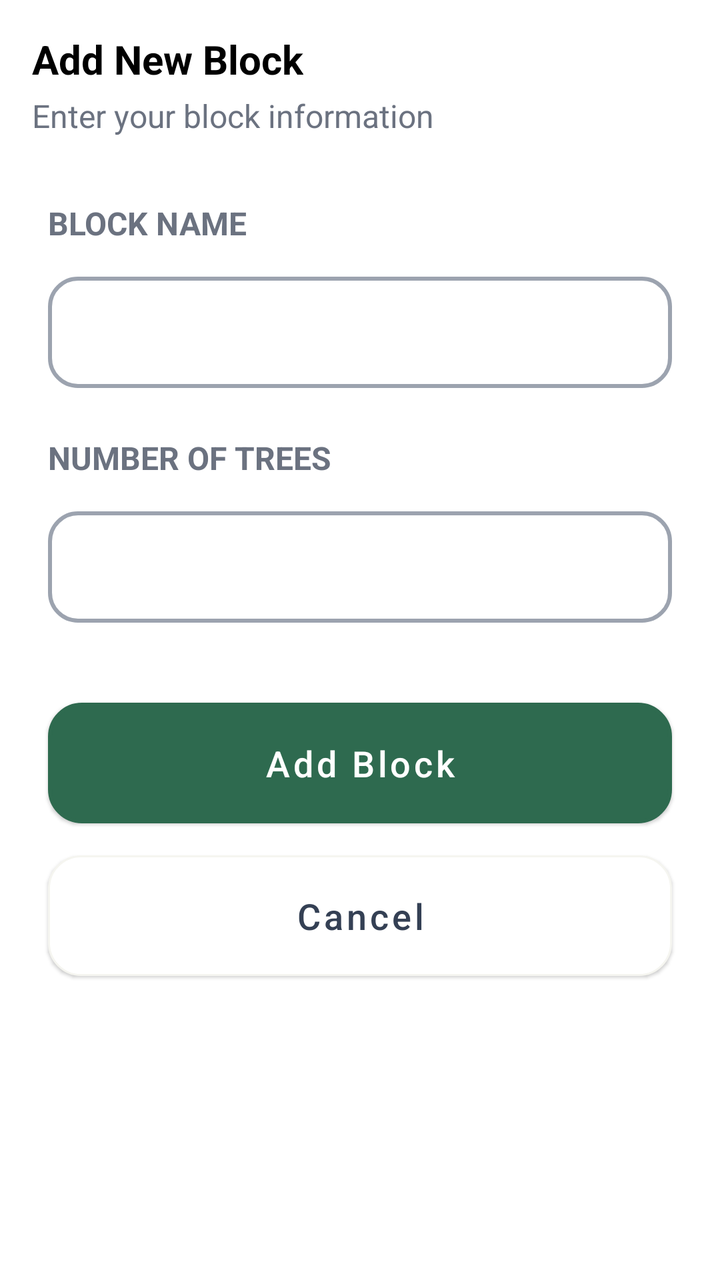
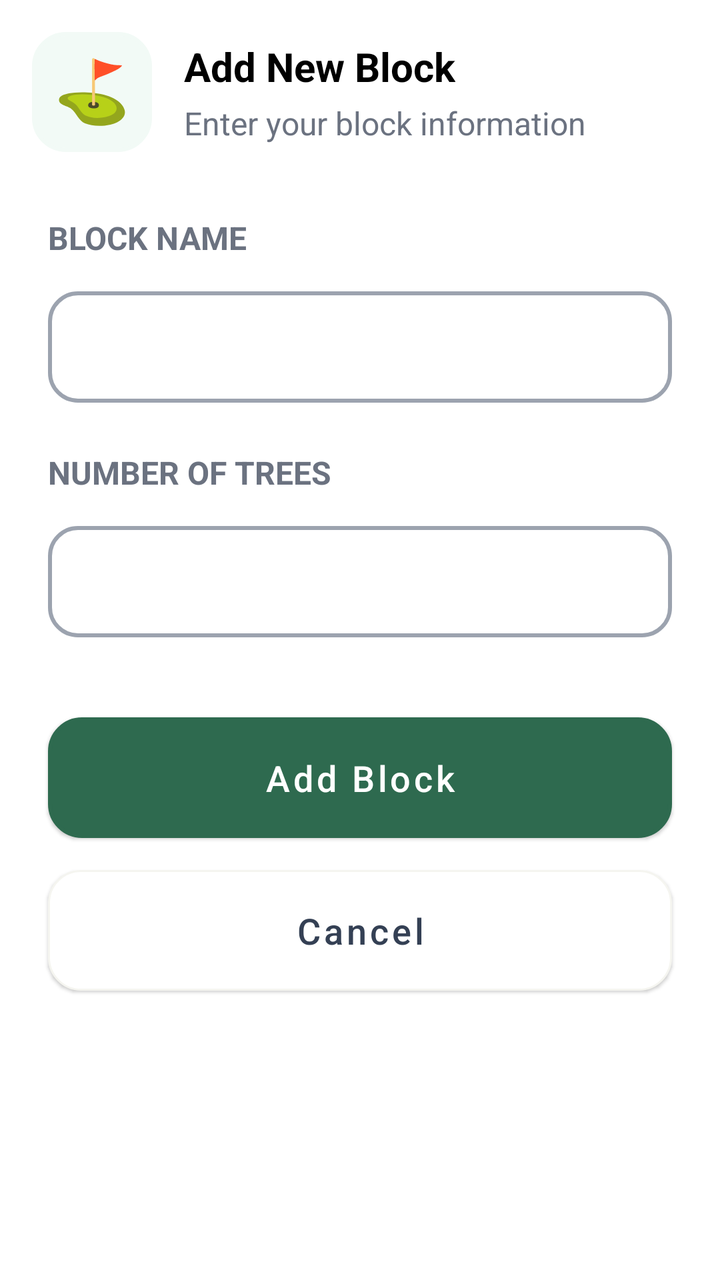

The first picture is an Android layout as it rendered before a commit; the second is the same layout after the commit. The layout source and the unified diff follow.
<!-- AndroidManifest.xml: application theme Theme.Avocado -->
<!-- res/layout/dialog_add_new_block.xml -->
<?xml version="1.0" encoding="utf-8"?>
<LinearLayout xmlns:android="http://schemas.android.com/apk/res/android"
    xmlns:app="http://schemas.android.com/apk/res-auto"
    android:layout_width="match_parent"
    android:layout_height="match_parent"
    android:orientation="vertical"
    android:background="@color/white">

    <androidx.core.widget.NestedScrollView
        android:layout_width="match_parent"
        android:layout_height="0dp"
        android:layout_weight="1"
        android:fillViewport="true">
        <LinearLayout
            android:orientation="vertical"
            android:layout_width="match_parent"
            android:layout_height="match_parent"
            android:padding="16dp">
            <TextView
                android:layout_width="wrap_content"
                android:layout_height="wrap_content"
                android:text="Add New Block"
                android:textSize="20sp"
                android:textColor="@color/black"
                android:textStyle="bold"
                android:layout_marginBottom="4dp"/>
            <TextView
                android:layout_width="wrap_content"
                android:layout_height="wrap_content"
                android:text="Enter your block information"
                android:textSize="16sp"
                android:textColor="@color/slate"
                android:textStyle="normal"
                android:layout_marginBottom="32dp"/>
            <LinearLayout
                android:id="@+id/fragment_record_step_6_chemical_control_linear_layout"
                android:orientation="vertical"
                android:layout_width="match_parent"
                android:layout_height="wrap_content"
                android:layout_marginTop="0dp"
                android:padding="0dp">
                <TextView
                    android:layout_width="wrap_content"
                    android:layout_height="wrap_content"
                    android:text="BLOCK NAME"
                    android:textSize="16sp"
                    android:textColor="@color/slate"
                    android:textStyle="bold"
                    android:layout_marginStart="8dp"
                    android:layout_marginEnd="8dp"
                    android:layout_marginTop="0dp"
                    android:layout_marginBottom="8dp"/>
                <com.google.android.material.textfield.TextInputLayout
                    style="@style/Widget.MaterialComponents.TextInputLayout.OutlinedBox"
                    android:layout_width="match_parent"
                    android:layout_height="wrap_content"
                    android:layout_margin="8dp"
                    app:hintEnabled="false"
                    android:background="@null">
                    <com.google.android.material.textfield.TextInputEditText
                        android:id="@+id/dialog_add_new_block_block_name_edit_text"
                        android:layout_width="match_parent"
                        android:layout_height="wrap_content"
                        android:inputType="text"
                        android:background="@drawable/text_input_background_1"
                        android:textColor="@color/edit_text_color"
                        android:textSize="16sp" />
                </com.google.android.material.textfield.TextInputLayout>
                <TextView
                    android:layout_width="wrap_content"
                    android:layout_height="wrap_content"
                    android:text="NUMBER OF TREES"
                    android:textSize="16sp"
                    android:textColor="@color/slate"
                    android:textStyle="bold"
                    android:layout_marginStart="8dp"
                    android:layout_marginEnd="8dp"
                    android:layout_marginTop="16dp"
                    android:layout_marginBottom="8dp"/>
                <com.google.android.material.textfield.TextInputLayout
                    style="@style/Widget.MaterialComponents.TextInputLayout.OutlinedBox"
                    android:layout_width="match_parent"
                    android:layout_height="wrap_content"
                    android:layout_margin="8dp"
                    app:hintEnabled="false"
                    android:background="@null">
                    <com.google.android.material.textfield.TextInputEditText
                        android:id="@+id/dialog_add_new_block_number_of_trees_edit_text"
                        android:layout_width="match_parent"
                        android:layout_height="wrap_content"
                        android:inputType="number"
                        android:background="@drawable/text_input_background_1"
                        android:textColor="@color/edit_text_color"
                        android:textSize="16sp" />
                </com.google.android.material.textfield.TextInputLayout>
            </LinearLayout>
            <Button
                android:id="@+id/dialog_add_new_block_add_button"
                style="@style/Widget.MaterialComponents.Button.UnelevatedButton"
                android:layout_width="match_parent"
                android:layout_height="wrap_content"
                android:layout_marginStart="8dp"
                android:layout_marginEnd="8dp"
                android:layout_marginTop="32dp"
                android:layout_marginBottom="8dp"
                android:padding="12dp"
                app:backgroundTint="@null"
                android:text="Add Block"
                android:textSize="18sp"
                android:textColor="@color/white"
                android:textAllCaps="false"
                app:cornerRadius="16dp"
                android:elevation="1dp"
                android:background="@drawable/button_background_3"
                android:foreground="@drawable/custom_ripple_1"/>
            <Button
                android:id="@+id/dialog_add_new_block_cancel_button"
                style="@style/Widget.MaterialComponents.Button.UnelevatedButton"
                android:layout_width="match_parent"
                android:layout_height="wrap_content"
                android:layout_marginStart="8dp"
                android:layout_marginEnd="8dp"
                android:layout_marginTop="8dp"
                android:layout_marginBottom="16dp"
                android:padding="12dp"
                android:text="Cancel"
                android:textAllCaps="false"
                android:textColor="#344054"
                android:textSize="18sp"
                app:backgroundTint="@null"
                app:cornerRadius="16dp"
                android:elevation="1dp"
                android:background="@drawable/button_background_4"
                android:foreground="@drawable/custom_ripple_1"/>
        </LinearLayout>
    </androidx.core.widget.NestedScrollView>
</LinearLayout>
<!-- resources referenced by this layout -->
<resources>
  <color name="black">#FF000000</color>
  <color name="edit_text_color">#1A1A1A</color>
  <color name="slate">#6B7280</color>
  <color name="white">#FFFFFFFF</color>
  <!-- drawable button_background_3 (drawable) -->
  <?xml version="1.0" encoding="utf-8"?>
  <shape xmlns:android="http://schemas.android.com/apk/res/android">
  
      <solid
          android:color="#2E6A4F" />
      <stroke
          android:width="2dp"
          android:color="#2E6A4F" />
      <corners
          android:radius="16dp" />
  
  </shape>
  <!-- drawable button_background_4 (drawable) -->
  <?xml version="1.0" encoding="utf-8"?>
  <shape xmlns:android="http://schemas.android.com/apk/res/android">
  
      <solid
          android:color="#FFFFFF" />
      <corners
          android:radius="16dp" />
      <stroke
          android:width="1dp"
          android:color="#F5F5F0"/>
  
  </shape>
  <!-- drawable custom_ripple_1 (drawable) -->
  <?xml version="1.0" encoding="utf-8"?>
  <ripple xmlns:android="http://schemas.android.com/apk/res/android"
      android:color="?android:attr/colorControlHighlight"> 
  
      
      <item android:id="@android:id/mask">
          
          <shape android:shape="rectangle">
              <corners android:radius="16dp" />
              <solid android:color="@android:color/white" />
          </shape>
      </item>
  
  </ripple>
  <!-- drawable text_input_background_1 (drawable) -->
  <?xml version="1.0" encoding="utf-8"?>
  <shape xmlns:android="http://schemas.android.com/apk/res/android">
  
      <solid
          android:color="@color/text_input_color_2"/>
      <stroke
          android:width="2dp"
          android:color="@color/text_input_color_1"/>
      <corners
          android:radius="14dp"/>
  
  </shape>
  <color name="primary">#FF1A1A1A</color>
  <color name="primary_variant">#FF000000</color>
  <color name="on_primary">#FFFFFFFF</color>
  <color name="secondary">#FF9E9E9E</color>
  <color name="secondary_variant">#FF707070</color>
  <color name="on_secondary">#FF000000</color>
  <!-- unchanged entries left out for length: 1 -->
</resources>

<!-- the commit's change to res/layout/dialog_add_new_block.xml (unified diff, before → after) -->
@@ -16,22 +16,40 @@
             android:layout_width="match_parent"
             android:layout_height="match_parent"
             android:padding="16dp">
-            <TextView
-                android:layout_width="wrap_content"
+            <LinearLayout
+                android:orientation="horizontal"
+                android:layout_width="match_parent"
                 android:layout_height="wrap_content"
-                android:text="Add New Block"
-                android:textSize="20sp"
-                android:textColor="@color/black"
-                android:textStyle="bold"
-                android:layout_marginBottom="4dp"/>
-            <TextView
-                android:layout_width="wrap_content"
-                android:layout_height="wrap_content"
-                android:text="Enter your block information"
-                android:textSize="16sp"
-                android:textColor="@color/slate"
-                android:textStyle="normal"
-                android:layout_marginBottom="32dp"/>
+                android:gravity="center_vertical"
+                android:layout_marginBottom="32dp">
+                <ImageView
+                    android:layout_width="60dp"
+                    android:layout_height="60dp"
+                    android:layout_marginEnd="16dp"
+                    android:src="@drawable/ic_flag_in_hole"
+                    android:padding="12dp"
+                    android:background="@drawable/image_background_12"/>
+                <LinearLayout
+                    android:orientation="vertical"
+                    android:layout_width="wrap_content"
+                    android:layout_height="wrap_content">
+                    <TextView
+                        android:layout_width="wrap_content"
+                        android:layout_height="wrap_content"
+                        android:text="Add New Block"
+                        android:textSize="20sp"
+                        android:textColor="@color/black"
+                        android:textStyle="bold"
+                        android:layout_marginBottom="4dp"/>
+                    <TextView
+                        android:layout_width="wrap_content"
+                        android:layout_height="wrap_content"
+                        android:text="Enter your block information"
+                        android:textSize="16sp"
+                        android:textColor="@color/slate"
+                        android:textStyle="normal" />
+                </LinearLayout>
+            </LinearLayout>
             <LinearLayout
                 android:id="@+id/fragment_record_step_6_chemical_control_linear_layout"
                 android:orientation="vertical"
<!-- resource entries referenced after the edit -->
@@ -45,6 +45,45 @@
       </item>
   
   </ripple>
+  <!-- drawable ic_flag_in_hole (drawable) -->
+  <vector xmlns:android="http://schemas.android.com/apk/res/android"
+      android:width="128dp"
+      android:height="128dp"
+      android:viewportWidth="128"
+      android:viewportHeight="128">
+    <path
+        android:pathData="M5.35,78.58c0.29,8.9 14.31,9.69 21.42,15 9.72,7.25 13.51,21.75 24.72,26.04s27.03,6.43 45.15,2.31 28.43,-14.81 25.38,-25.71c-3.79,-13.51 -20.76,-26.7 -54.38,-30.32s-51.08,1.98 -54.87,3.46 -7.58,4.12 -7.42,9.22"
+        android:fillColor="#94a61d"/>
+    <path
+        android:pathData="M20.84,75.45c0.78,4.23 10.22,4.94 16.48,13.02s8.9,14.87 18.29,18.62c6.59,2.64 19.15,5.8 38.89,-0.33 21.75,-6.76 17.44,-28.13 -16.48,-35.26 -32.13,-6.76 -58.33,-2.31 -57.18,3.95"
+        android:fillColor="#b7d118"/>
+    <path
+        android:pathData="M67.57,81.62c-6.13,-0.27 -10.37,1.6 -10.37,6.04 0,3.79 4.6,5.41 10.37,5.41 6.95,0 8.84,-2.98 8.75,-5.59 -0.1,-2.97 -2.24,-5.57 -8.75,-5.86"
+        android:fillColor="#4a4a29"/>
+    <path
+        android:pathData="M66.59,3.75c-1.71,0 -2.44,1.08 -2.44,2.35v81s0.71,1.05 2.61,1.05c1.89,0 2.62,-1.05 2.62,-1.05l-0.36,-81.72s-0.35,-1.63 -2.43,-1.63"
+        android:fillColor="#f7c875"/>
+    <path
+        android:pathData="M117.29,16.92c0.26,0.44 -3.01,4.02 -7.77,6.68 -6.13,3.43 -16.96,8.21 -22.37,10.28s-10.32,3.77 -13.08,5.32c-2.06,1.16 -4.51,4.69 -5.05,4.24 -0.28,-0.24 -0.32,-10.59 -0.43,-20.36 -0.1,-8.93 0.17,-17.08 0.34,-17.25 0.36,-0.36 1.17,-0.63 1.9,0s6.8,3.39 15.28,5.91 15.68,4.21 21.72,4.48 9.19,0.25 9.46,0.7"
+        android:fillColor="#ff4f28"/>
+  </vector>
+  <!-- drawable image_background_12 (drawable) -->
+  <?xml version="1.0" encoding="utf-8"?>
+  <shape xmlns:android="http://schemas.android.com/apk/res/android"
+      android:shape="rectangle">
+  
+      
+      <solid android:color="@color/active_bg" />
+  
+      
+      <stroke
+          android:width="2dp"
+          android:color="@color/active_bg" />
+  
+      
+      <corners android:radius="16dp" />
+  
+  </shape>
   <!-- drawable text_input_background_1 (drawable) -->
   <?xml version="1.0" encoding="utf-8"?>
   <shape xmlns:android="http://schemas.android.com/apk/res/android">
@@ -58,6 +97,7 @@
           android:radius="14dp"/>
   
   </shape>
+  <color name="active_bg">#F2FAF6</color>
   <color name="primary">#FF1A1A1A</color>
   <color name="primary_variant">#FF000000</color>
   <color name="on_primary">#FFFFFFFF</color>
